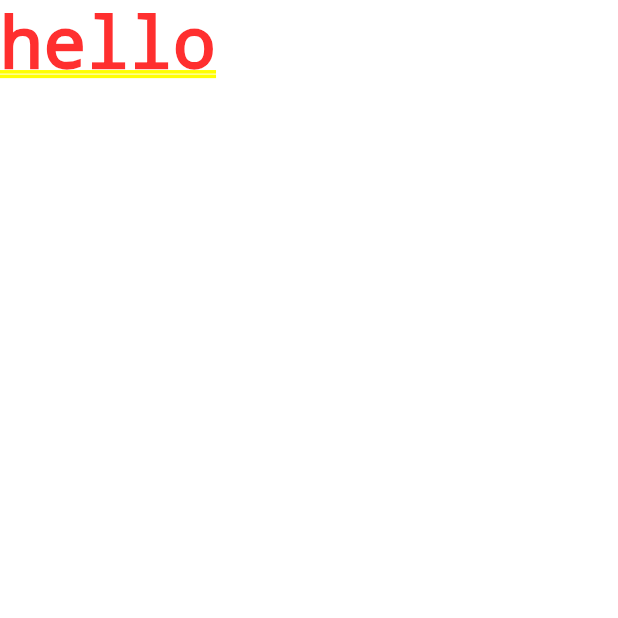
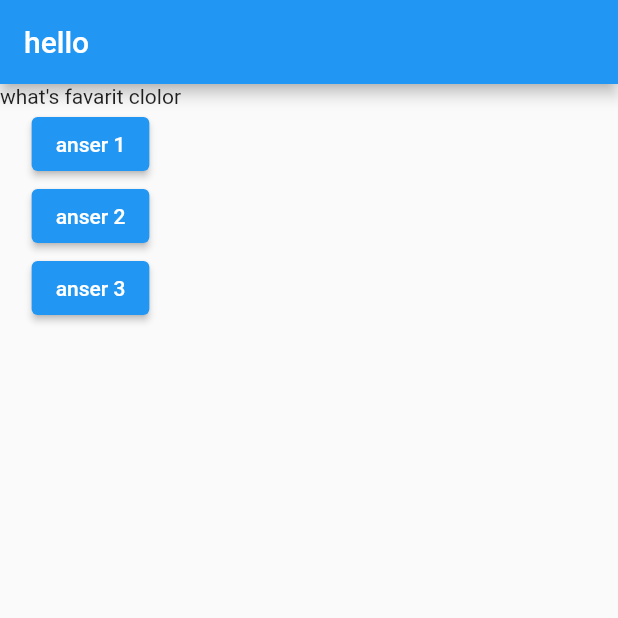
Before and after one commit to seamoooo/flutter, a Flutter app: the screen it shows after launch, on a phone screen of 412 x 824 dp, the top half of it. Run offline on Flutter 3.47's test engine with Material 2 defaults, Android fonts, the phone set to English and light mode, and no system bars.

Commit message:
add question all

```diff
--- a/flutter/flutter_complete_guide/lib/main.dart
+++ b/flutter/flutter_complete_guide/lib/main.dart
@@ -7,8 +7,53 @@ import 'package:flutter/material.dart';
 void main() => runApp(MyApp());
 
 class MyApp extends StatelessWidget {
+  // 通常の関数宣言をしてしまうとMyappのクラスメソッドになってしまう。
+  var questionIndex = 0;
+
+  void anserQuestion() {
+    questionIndex = questionIndex + 1;
+    print(questionIndex);
+  }
+
   @override // flutterので用意されているstatemant 上書きしている際に書くことを推奨左rて言える
   Widget build(BuildContext context) {
-    return MaterialApp(home: Text('hello'));
+    var question = [
+      'what\'s favarit clolor',
+      'what\s favorit animals',
+    ];
+    return MaterialApp(
+      home: Scaffold(
+          appBar: AppBar(
+            title: Text("hello"),
+          ),
+          body: Column(
+            children: [
+              Text(
+                question[questionIndex],
+              ),
+              ElevatedButton(
+                child: Text('anser 1'),
+                // 下記の場合だと関数の戻り値(void)を渡してしまっているので、エラーになる
+                // onPressed: anserQuestion(),
+                // 下記のようにポインタを渡す必要がある
+                onPressed: anserQuestion,
+              ),
+              ElevatedButton(
+                child: Text('anser 2'),
+                //　アロー関数で呼び出すこともできる
+                onPressed: () => print("hoge"),
+              ),
+              ElevatedButton(
+                child: Text('anser 3'),
+                // プロパティに対して直接関数を設定することも可能
+                onPressed: () {
+                  /////// ----
+                  ///
+                  print("直接関数を設定できる");
+                },
+              ),
+            ],
+          )),
+    );
   }
 }
```
